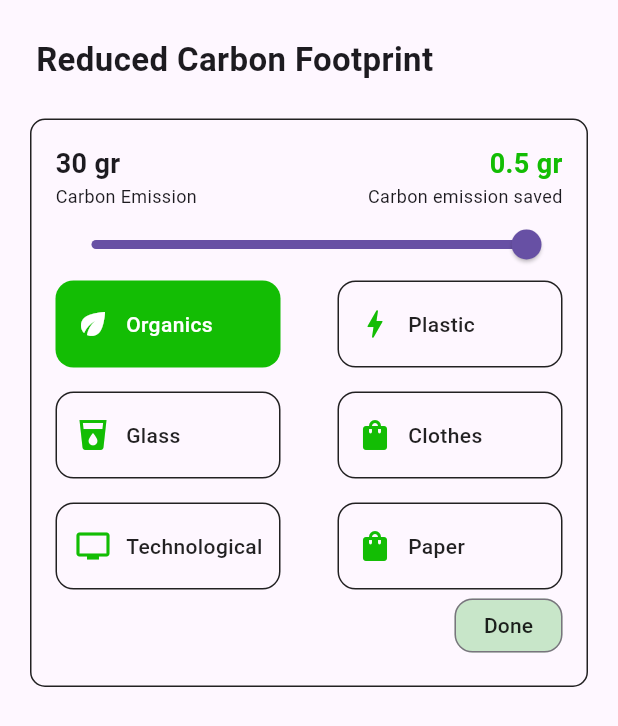
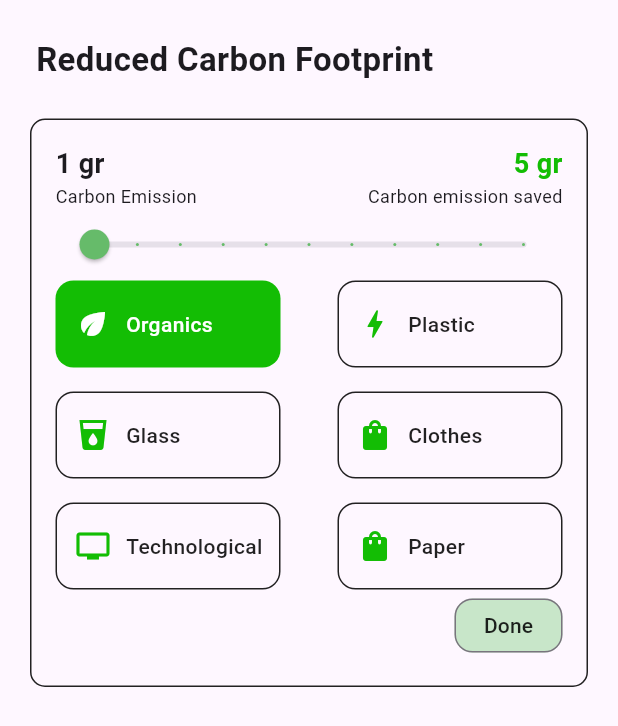
Before and after one commit to Aspendas/eco_echo, a Flutter app: the RecycleScreen widget shown alone on an empty page, opened directly, on a phone screen of 412 x 824 dp. Shown: the top 726 px of the screen. Run offline on Flutter 3.47's test engine with Material 3 defaults, Android fonts, the phone set to English and light mode, and no system bars; our stand-ins replace camera, cloud_firestore, firebase_core, flutter_gemini; accounts and stored records are empty; statements that could not run were skipped.

Commit message:
add carbon calculator

```diff
--- a/lib/screens/recycle/recycle.dart
+++ b/lib/screens/recycle/recycle.dart
@@ -102,6 +102,8 @@ class _RecycleScreenState extends State<RecycleScreen> {
       multiplier: 15,
     ),
   ];
+  double _currentSliderValue = 1;
+  List<double> multipliers = [5.0, 1.5, 0.5, 75, 30, 15];
   int currentCategory = 0;
   void makeActive(int index) {
     setState(() {
@@ -141,20 +143,20 @@ class _RecycleScreenState extends State<RecycleScreen> {
           child: Column(
             crossAxisAlignment: CrossAxisAlignment.start,
             children: [
-              const Row(
+              Row(
                 mainAxisAlignment: MainAxisAlignment.spaceBetween,
                 children: [
                   Column(
                     crossAxisAlignment: CrossAxisAlignment.start,
                     children: [
                       Text(
-                        "30 gr",
-                        style: TextStyle(
+                        "${_currentSliderValue.toInt()} gr",
+                        style: const TextStyle(
                           fontSize: 18,
                           fontWeight: FontWeight.bold,
                         ),
                       ),
-                      Text(
+                      const Text(
                         "Carbon Emission",
                         style: TextStyle(
                           fontSize: 12,
@@ -166,14 +168,14 @@ class _RecycleScreenState extends State<RecycleScreen> {
                     crossAxisAlignment: CrossAxisAlignment.end,
                     children: [
                       Text(
-                        "0.5 gr",
-                        style: TextStyle(
+                        "${(_currentSliderValue * multipliers[currentCategory]).toInt()} gr",
+                        style: const TextStyle(
                           fontSize: 18,
                           fontWeight: FontWeight.bold,
                           color: Color(0xff13BD04),
                         ),
                       ),
-                      Text(
+                      const Text(
                         "Carbon emission saved",
                         style: TextStyle(
                           fontSize: 12,
@@ -184,8 +186,16 @@ class _RecycleScreenState extends State<RecycleScreen> {
                 ],
               ),
               Slider(
-                value: 1,
-                onChanged: (double value) {},
+                value: _currentSliderValue,
+                max: 1000,
+                divisions: 10,
+                activeColor: Colors.green[400],
+                label: _currentSliderValue.round().toString(),
+                onChanged: (double value) {
+                  setState(() {
+                    _currentSliderValue = value;
+                  });
+                },
               ),
               Column(
                 children: [
```
